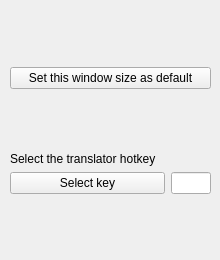
Old version of the form settingswindow.ui in the repository yasirtug/ni-translate.
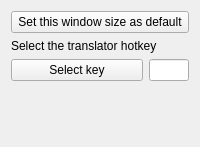
New version of the form.

Commit message: correct window raising and closing window via esc

Patch:
```diff
--- a/settingswindow.ui
+++ b/settingswindow.ui
@@ -6,54 +6,32 @@
    <rect>
     <x>0</x>
     <y>0</y>
-    <width>220</width>
-    <height>260</height>
+    <width>200</width>
+    <height>147</height>
    </rect>
   </property>
   <property name="sizePolicy">
-   <sizepolicy hsizetype="Fixed" vsizetype="Fixed">
-    <horstretch>0</horstretch>
-    <verstretch>0</verstretch>
+   <sizepolicy hsizetype="Ignored" vsizetype="Ignored">
+    <horstretch>3</horstretch>
+    <verstretch>3</verstretch>
    </sizepolicy>
   </property>
   <property name="minimumSize">
    <size>
-    <width>220</width>
-    <height>260</height>
+    <width>0</width>
+    <height>0</height>
    </size>
   </property>
   <property name="maximumSize">
    <size>
-    <width>220</width>
-    <height>260</height>
+    <width>200</width>
+    <height>147</height>
    </size>
   </property>
   <property name="windowTitle">
    <string>Settings</string>
   </property>
-  <widget class="QWidget" name="verticalLayoutWidget">
-   <property name="geometry">
-    <rect>
-     <x>10</x>
-     <y>10</y>
-     <width>201</width>
-     <height>241</height>
-    </rect>
-   </property>
    <layout class="QVBoxLayout" name="verticalLayout">
-    <item>
-     <spacer name="verticalSpacer_3">
-      <property name="orientation">
-       <enum>Qt::Vertical</enum>
-      </property>
-      <property name="sizeHint" stdset="0">
-       <size>
-        <width>20</width>
-        <height>40</height>
-       </size>
-      </property>
-     </spacer>
-    </item>
     <item>
      <layout class="QHBoxLayout" name="horizontalLayout_4">
       <item>
@@ -71,19 +49,6 @@
       </item>
      </layout>
     </item>
-    <item>
-     <spacer name="verticalSpacer_2">
-      <property name="orientation">
-       <enum>Qt::Vertical</enum>
-      </property>
-      <property name="sizeHint" stdset="0">
-       <size>
-        <width>20</width>
-        <height>40</height>
-       </size>
-      </property>
-     </spacer>
-    </item>
     <item>
      <widget class="QLabel" name="label">
       <property name="text">
@@ -138,7 +103,6 @@
      </spacer>
     </item>
    </layout>
-  </widget>
  </widget>
  <resources/>
  <connections/>
```
Lines whose indentation alone changed are shown as unchanged. The commit also changes 4 other files.
